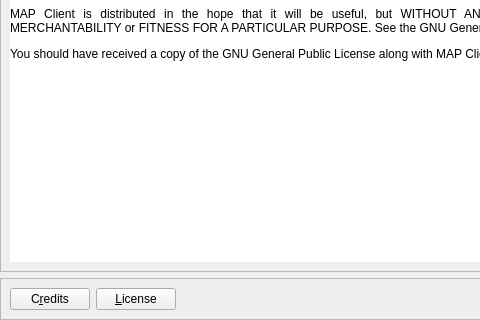
Before: the Qt Designer form src/mapclient/view/dialogs/about/qt/aboutdialog.ui in MusculoskeletalAtlasProject/mapclient, drawn with Qt 5; both pictures show x 0 to 480 and y 324 to 644 of the 803 by 644 pixel window.
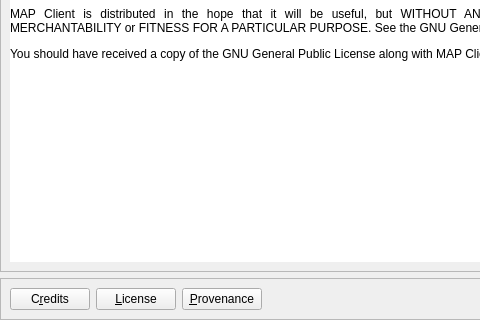
After: the same form once the commit is applied. Icons and pictures are not drawn.

Commit message: Surface provenance information through About dialog.

What changed in the file:
```diff
--- a/src/mapclient/view/dialogs/about/qt/aboutdialog.ui
+++ b/src/mapclient/view/dialogs/about/qt/aboutdialog.ui
@@ -117,6 +117,13 @@
         </property>
        </widget>
       </item>
+      <item>
+       <widget class="QPushButton" name="btn_Provenance">
+        <property name="text">
+         <string>&amp;Provenance</string>
+        </property>
+       </widget>
+      </item>
       <item>
        <spacer name="horizontalSpacer">
         <property name="orientation">
```
Left out of the diff: 2 changed lines with no effect on the pictures. The commit also changes 5 other files.
